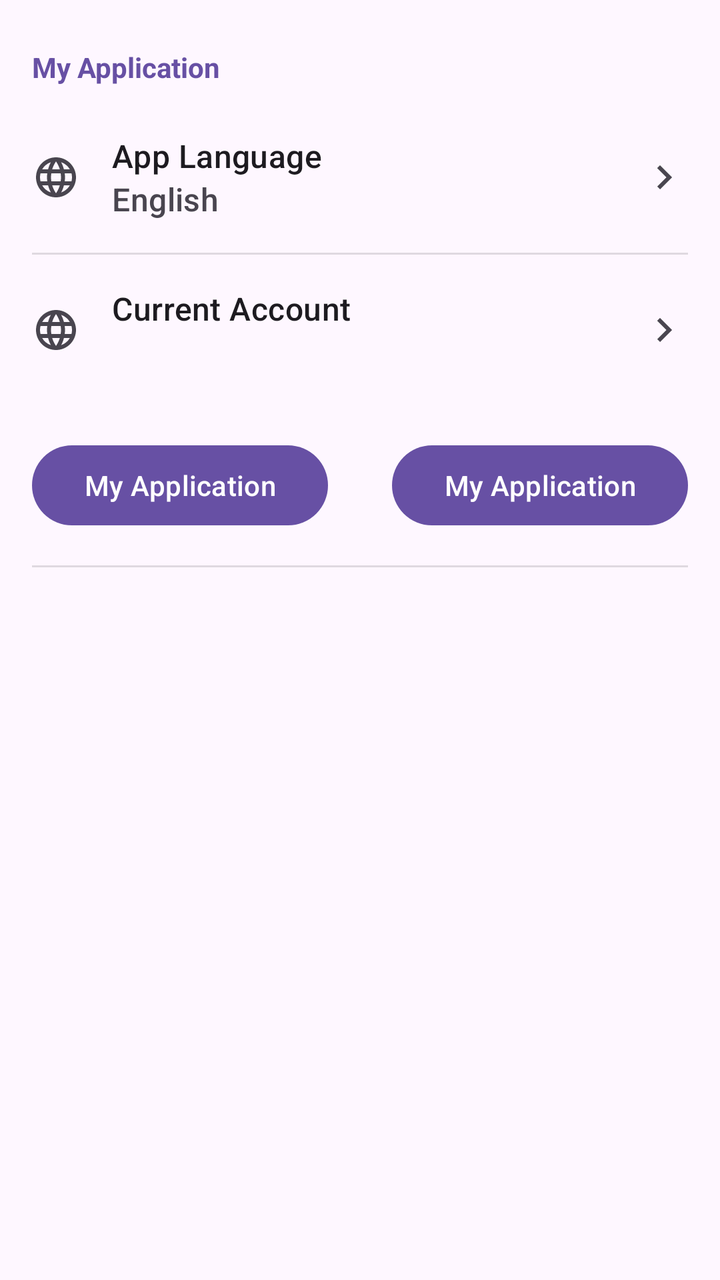
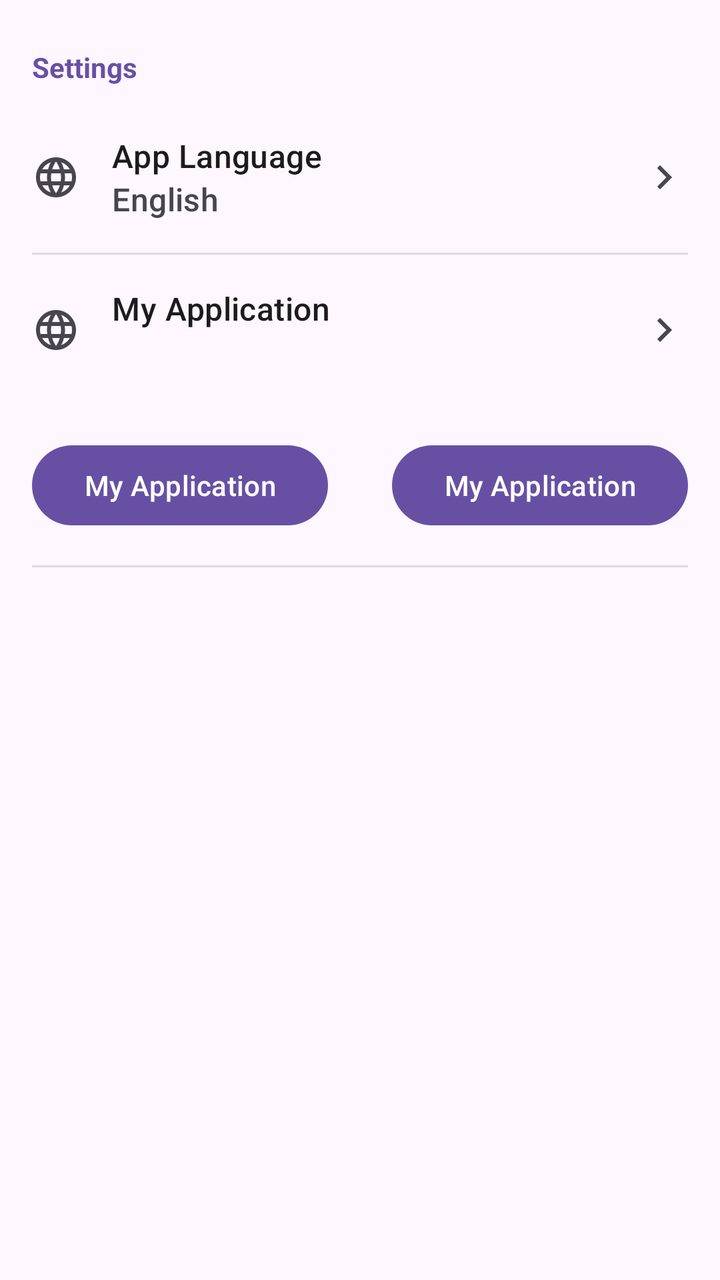

Compare the two renders of this Android layout. The source of the first and the diff that turns it into the second are given below.
<!-- AndroidManifest.xml: application theme Theme.MyApplication -->
<!-- res/layout/fragment_settings.xml -->
<?xml version="1.0" encoding="utf-8"?>
<ScrollView xmlns:android="http://schemas.android.com/apk/res/android"
    xmlns:app="http://schemas.android.com/apk/res-auto"
    android:layout_width="match_parent"
    android:layout_height="match_parent"
    android:background="?android:colorBackground">

    <LinearLayout
        android:layout_width="match_parent"
        android:layout_height="wrap_content"
        android:orientation="vertical"
        android:paddingTop="8dp">

        <TextView
            android:layout_width="match_parent"
            android:layout_height="wrap_content"
            android:paddingStart="16dp"
            android:paddingEnd="16dp"
            android:paddingTop="16dp"
            android:paddingBottom="8dp"
            android:text="@string/app_name"
            android:textColor="?attr/colorPrimary"
            android:textStyle="bold"
            android:textAppearance="?android:attr/textAppearanceSmall" />

        <LinearLayout
            android:id="@+id/setting_language_container"
            android:layout_width="match_parent"
            android:layout_height="wrap_content"
            android:background="?android:attr/selectableItemBackground"
            android:clickable="true"
            android:focusable="true"
            android:orientation="horizontal"
            android:padding="16dp"
            android:gravity="center_vertical">

            <ImageView
                android:layout_width="24dp"
                android:layout_height="24dp"
                android:src="@drawable/baseline_language_24"
                android:layout_marginEnd="16dp"
                android:contentDescription="@string/app_name"
                app:tint="?android:attr/textColorSecondary" />

            <LinearLayout
                android:layout_width="0dp"
                android:layout_height="wrap_content"
                android:layout_weight="1"
                android:orientation="vertical">

                <TextView
                    android:id="@+id/setting_language_title"
                    android:layout_width="wrap_content"
                    android:layout_height="wrap_content"
                    android:text="App Language"
                    android:textAppearance="?android:attr/textAppearanceListItem"
                    android:textColor="?android:attr/textColorPrimary" />

                <TextView
                    android:id="@+id/setting_language_summary"
                    android:layout_width="wrap_content"
                    android:layout_height="wrap_content"
                    android:text="English"
                    android:textAppearance="?android:attr/textAppearanceListItemSmall"
                    android:textColor="?android:attr/textColorSecondary" />
            </LinearLayout>

            <ImageView
                android:layout_width="24dp"
                android:layout_height="24dp"
                android:src="@drawable/baseline_keyboard_arrow_right_24"
                android:layout_marginStart="8dp"
                android:contentDescription="Go Next"
                app:tint="?android:attr/textColorSecondary" />
        </LinearLayout>

        <View
            android:layout_width="match_parent"
            android:layout_height="1dp"
            android:background="?android:attr/dividerVertical"
            android:layout_marginStart="16dp"
            android:layout_marginEnd="16dp"/>

        <LinearLayout
            android:id="@+id/setting_account_container"
            android:layout_width="match_parent"
            android:layout_height="wrap_content"
            android:background="?android:attr/selectableItemBackground"
            android:clickable="true"
            android:focusable="true"
            android:orientation="horizontal"
            android:padding="16dp"
            android:gravity="center_vertical">

            <ImageView
                android:layout_width="24dp"
                android:layout_height="24dp"
                android:src="@drawable/baseline_language_24"
                android:layout_marginEnd="16dp"
                android:contentDescription="Language Icon"
                app:tint="?android:attr/textColorSecondary" />

            <LinearLayout
                android:layout_width="0dp"
                android:layout_height="wrap_content"
                android:layout_weight="1"
                android:orientation="vertical">

                <TextView
                    android:id="@+id/setting_account_title"
                    android:layout_width="wrap_content"
                    android:layout_height="wrap_content"
                    android:text="Current Account"
                    android:textAppearance="?android:attr/textAppearanceListItem"
                    android:textColor="?android:attr/textColorPrimary" />

                <TextView
                    android:id="@+id/setting_account_summary"
                    android:layout_width="wrap_content"
                    android:layout_height="wrap_content"
                    android:text=""
                    android:textAppearance="?android:attr/textAppearanceListItemSmall"
                    android:textColor="?android:attr/textColorSecondary" />
            </LinearLayout>

            <ImageView
                android:layout_width="24dp"
                android:layout_height="24dp"
                android:src="@drawable/baseline_keyboard_arrow_right_24"
                android:layout_marginStart="8dp"
                android:contentDescription="Go Next"
                app:tint="?android:attr/textColorSecondary" />
        </LinearLayout>

        <LinearLayout
            android:layout_width="match_parent"
            android:layout_height="wrap_content"
            android:orientation="horizontal"
            android:gravity="center">
            <com.google.android.material.button.MaterialButton
                android:layout_width="0dp"
                android:layout_height="wrap_content"
                android:layout_weight="1"
                android:text="@string/app_name"
                android:layout_margin="16dp"
                android:id="@+id/create_account"/>
            <com.google.android.material.button.MaterialButton
                android:layout_width="0dp"
                android:layout_height="wrap_content"
                android:layout_weight="1"
                android:text="@string/app_name"
                android:layout_margin="16dp"
                android:id="@+id/import_account"/>
        </LinearLayout>

        <View
            android:layout_width="match_parent"
            android:layout_height="1dp"
            android:background="?android:attr/dividerVertical"
            android:layout_marginStart="16dp"
            android:layout_marginEnd="16dp"/>

    </LinearLayout>
</ScrollView>
<!-- resources referenced by this layout -->
<resources>
  <!-- drawable baseline_keyboard_arrow_right_24 (drawable) -->
  <vector xmlns:android="http://schemas.android.com/apk/res/android" android:autoMirrored="true" android:height="24dp" android:tint="#000000" android:viewportHeight="24" android:viewportWidth="24" android:width="24dp">
        
      <path android:fillColor="@android:color/white" android:pathData="M8.59,16.59L13.17,12 8.59,7.41 10,6l6,6 -6,6 -1.41,-1.41z"/>
      
  </vector>
  <!-- drawable baseline_language_24 (drawable) -->
  <vector xmlns:android="http://schemas.android.com/apk/res/android" android:height="24dp" android:tint="#000000" android:viewportHeight="24" android:viewportWidth="24" android:width="24dp">
        
      <path android:fillColor="@android:color/white" android:pathData="M11.99,2C6.47,2 2,6.48 2,12s4.47,10 9.99,10C17.52,22 22,17.52 22,12S17.52,2 11.99,2zM18.92,8h-2.95c-0.32,-1.25 -0.78,-2.45 -1.38,-3.56 1.84,0.63 3.37,1.91 4.33,3.56zM12,4.04c0.83,1.2 1.48,2.53 1.91,3.96h-3.82c0.43,-1.43 1.08,-2.76 1.91,-3.96zM4.26,14C4.1,13.36 4,12.69 4,12s0.1,-1.36 0.26,-2h3.38c-0.08,0.66 -0.14,1.32 -0.14,2 0,0.68 0.06,1.34 0.14,2L4.26,14zM5.08,16h2.95c0.32,1.25 0.78,2.45 1.38,3.56 -1.84,-0.63 -3.37,-1.9 -4.33,-3.56zM8.03,8L5.08,8c0.96,-1.66 2.49,-2.93 4.33,-3.56C8.81,5.55 8.35,6.75 8.03,8zM12,19.96c-0.83,-1.2 -1.48,-2.53 -1.91,-3.96h3.82c-0.43,1.43 -1.08,2.76 -1.91,3.96zM14.34,14L9.66,14c-0.09,-0.66 -0.16,-1.32 -0.16,-2 0,-0.68 0.07,-1.35 0.16,-2h4.68c0.09,0.65 0.16,1.32 0.16,2 0,0.68 -0.07,1.34 -0.16,2zM14.59,19.56c0.6,-1.11 1.06,-2.31 1.38,-3.56h2.95c-0.96,1.65 -2.49,2.93 -4.33,3.56zM16.36,14c0.08,-0.66 0.14,-1.32 0.14,-2 0,-0.68 -0.06,-1.34 -0.14,-2h3.38c0.16,0.64 0.26,1.31 0.26,2s-0.1,1.36 -0.26,2h-3.38z"/>
      
  </vector>
  <string name="app_name">My Application</string>
  <style name="Theme.MyApplication" parent="Base.Theme.MyApplication" />
  <style name="Base.Theme.MyApplication" parent="Theme.Material3.DayNight.NoActionBar">
      
      
  </style>
</resources>

<!-- the commit's change to res/layout/fragment_settings.xml (unified diff, before → after) -->
@@ -18,7 +18,7 @@
             android:paddingEnd="16dp"
             android:paddingTop="16dp"
             android:paddingBottom="8dp"
-            android:text="@string/app_name"
+            android:text="@string/settings"
             android:textColor="?attr/colorPrimary"
             android:textStyle="bold"
             android:textAppearance="?android:attr/textAppearanceSmall" />
@@ -52,7 +52,7 @@
                     android:id="@+id/setting_language_title"
                     android:layout_width="wrap_content"
                     android:layout_height="wrap_content"
-                    android:text="App Language"
+                    android:text="@string/app_language"
                     android:textAppearance="?android:attr/textAppearanceListItem"
                     android:textColor="?android:attr/textColorPrimary" />
 
@@ -70,7 +70,7 @@
                 android:layout_height="24dp"
                 android:src="@drawable/baseline_keyboard_arrow_right_24"
                 android:layout_marginStart="8dp"
-                android:contentDescription="Go Next"
+                android:contentDescription="@string/next"
                 app:tint="?android:attr/textColorSecondary" />
         </LinearLayout>
 
@@ -110,7 +110,7 @@
                     android:id="@+id/setting_account_title"
                     android:layout_width="wrap_content"
                     android:layout_height="wrap_content"
-                    android:text="Current Account"
+                    android:text="@string/app_name"
                     android:textAppearance="?android:attr/textAppearanceListItem"
                     android:textColor="?android:attr/textColorPrimary" />
 
@@ -128,7 +128,7 @@
                 android:layout_height="24dp"
                 android:src="@drawable/baseline_keyboard_arrow_right_24"
                 android:layout_marginStart="8dp"
-                android:contentDescription="Go Next"
+                android:contentDescription="@string/next"
                 app:tint="?android:attr/textColorSecondary" />
         </LinearLayout>
 
<!-- resource entries referenced after the edit -->
@@ -12,7 +12,10 @@
       <path android:fillColor="@android:color/white" android:pathData="M11.99,2C6.47,2 2,6.48 2,12s4.47,10 9.99,10C17.52,22 22,17.52 22,12S17.52,2 11.99,2zM18.92,8h-2.95c-0.32,-1.25 -0.78,-2.45 -1.38,-3.56 1.84,0.63 3.37,1.91 4.33,3.56zM12,4.04c0.83,1.2 1.48,2.53 1.91,3.96h-3.82c0.43,-1.43 1.08,-2.76 1.91,-3.96zM4.26,14C4.1,13.36 4,12.69 4,12s0.1,-1.36 0.26,-2h3.38c-0.08,0.66 -0.14,1.32 -0.14,2 0,0.68 0.06,1.34 0.14,2L4.26,14zM5.08,16h2.95c0.32,1.25 0.78,2.45 1.38,3.56 -1.84,-0.63 -3.37,-1.9 -4.33,-3.56zM8.03,8L5.08,8c0.96,-1.66 2.49,-2.93 4.33,-3.56C8.81,5.55 8.35,6.75 8.03,8zM12,19.96c-0.83,-1.2 -1.48,-2.53 -1.91,-3.96h3.82c-0.43,1.43 -1.08,2.76 -1.91,3.96zM14.34,14L9.66,14c-0.09,-0.66 -0.16,-1.32 -0.16,-2 0,-0.68 0.07,-1.35 0.16,-2h4.68c0.09,0.65 0.16,1.32 0.16,2 0,0.68 -0.07,1.34 -0.16,2zM14.59,19.56c0.6,-1.11 1.06,-2.31 1.38,-3.56h2.95c-0.96,1.65 -2.49,2.93 -4.33,3.56zM16.36,14c0.08,-0.66 0.14,-1.32 0.14,-2 0,-0.68 -0.06,-1.34 -0.14,-2h3.38c0.16,0.64 0.26,1.31 0.26,2s-0.1,1.36 -0.26,2h-3.38z"/>
       
   </vector>
+  <string name="app_language">App Language</string>
   <string name="app_name">My Application</string>
+  <string name="next">Next</string>
+  <string name="settings">Settings</string>
   <style name="Theme.MyApplication" parent="Base.Theme.MyApplication" />
   <style name="Base.Theme.MyApplication" parent="Theme.Material3.DayNight.NoActionBar">
       
